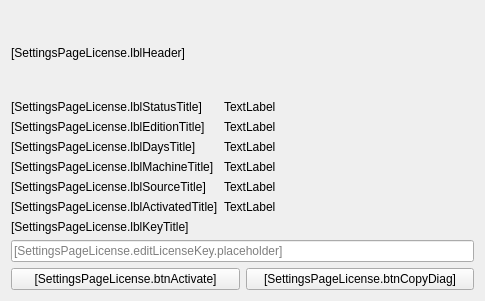
The window that ui/settings_page_license.ui (Lavruk-Yure/LavrGPT05) describes before a commit, drawn with Qt 5.
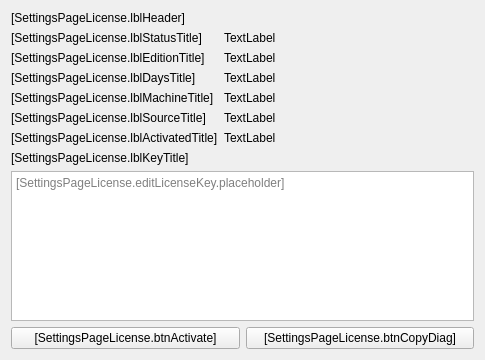
The same window after the commit. Icons and pictures are not drawn.

What changed in the file:
```diff
--- a/ui/settings_page_license.ui
+++ b/ui/settings_page_license.ui
@@ -7,7 +7,7 @@
     <x>0</x>
     <y>0</y>
     <width>485</width>
-    <height>301</height>
+    <height>360</height>
    </rect>
   </property>
   <property name="windowTitle">
@@ -118,8 +118,20 @@
        </property>
       </widget>
      </item>
-     <item row="11" column="0" colspan="2">
-      <widget class="QLineEdit" name="editLicenseKey">
+     <item row="10" column="0" colspan="2">
+      <widget class="QPlainTextEdit" name="editLicenseKey">
+       <property name="minimumSize">
+        <size>
+         <width>70</width>
+         <height>90</height>
+        </size>
+       </property>
+       <property name="verticalScrollBarPolicy">
+        <enum>Qt::ScrollBarPolicy::ScrollBarAlwaysOff</enum>
+       </property>
+       <property name="horizontalScrollBarPolicy">
+        <enum>Qt::ScrollBarPolicy::ScrollBarAlwaysOff</enum>
+       </property>
        <property name="placeholderText">
         <string>[SettingsPageLicense.editLicenseKey.placeholder]</string>
        </property>
```
